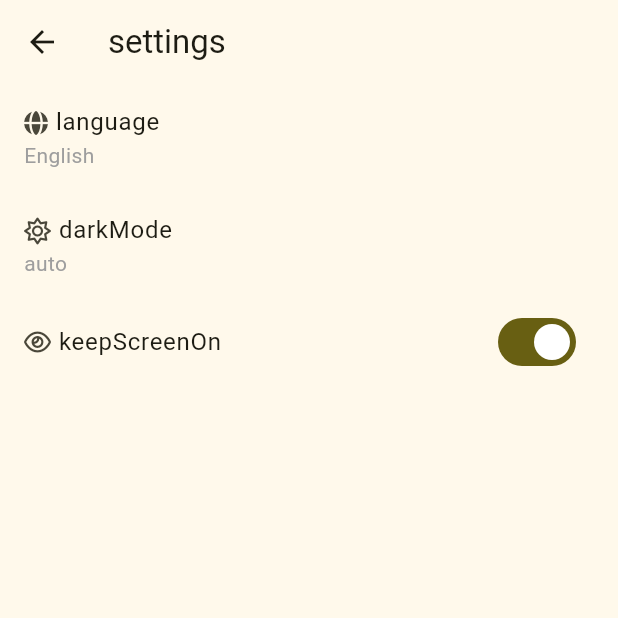
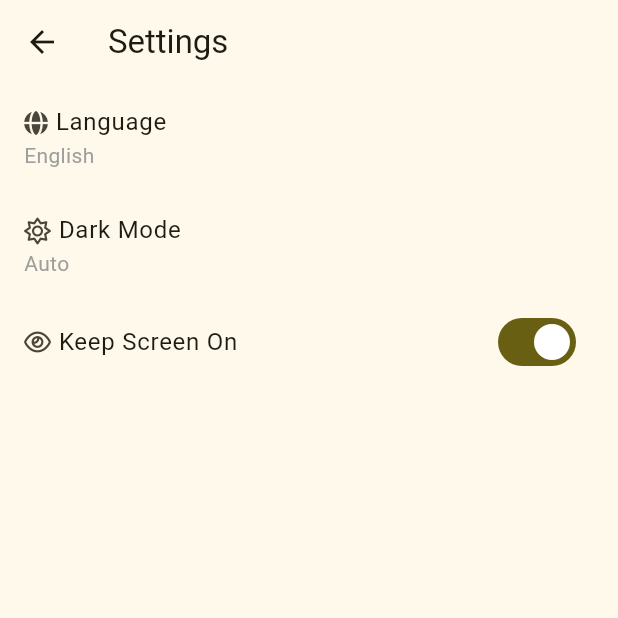
Before and after one commit to Zhoucheng133/Speeder, a Flutter app: the SettingsView screen opened directly, on a phone screen of 412 x 824 dp, the top half of it. Run offline on Flutter 3.47's test engine with Material 3 defaults, Android fonts, the phone set to English and light mode, and no system bars; our stand-ins replace font_awesome_flutter, geolocator, get, shared_preferences, wakelock_plus; accounts and stored records are empty; statements that could not run were skipped.

Commit message:
添加语言包

```diff
--- a/lib/lang/en_us.dart
+++ b/lib/lang/en_us.dart
@@ -1,3 +1,17 @@
 const Map<String, String> enUS = {
-
+  'settings': 'Settings',
+  'language': 'Language',
+  'ok': 'Done',
+  'darkMode': 'Dark Mode',
+  'enabled': 'Enabled',
+  'disabled': 'Disabled',
+  'auto': 'Auto',
+  'followSystem': 'Follow System',
+  'enableDarkMode': 'Enable Dark Mode',
+  'keepScreenOn': 'Keep Screen On',
+  'track': 'Track',
+  'distance': 'Distance',
+  'maxSpeed': 'Max Speed',
+  'time': 'Time',
+  'averageSpeed': 'Avg Speed',
 };
--- a/lib/lang/zh_tw.dart
+++ b/lib/lang/zh_tw.dart
@@ -1,3 +1,17 @@
 const Map<String, String> zhTW = {
-
+  'settings': '設定',
+  'language': '語言',
+  'ok': '完成',
+  'darkMode': '深色模式',
+  'enabled': '已啟用',
+  'disabled': '已停用',
+  'auto': '自動',
+  'followSystem': '跟隨系統',
+  'enableDarkMode': '啟用深色模式',
+  'keepScreenOn': '保持螢幕常亮',
+  'track': '軌跡',
+  'distance': '距離',
+  'maxSpeed': '最高速度',
+  'time': '時間',
+  'averageSpeed': '平均速度',
 };
```
